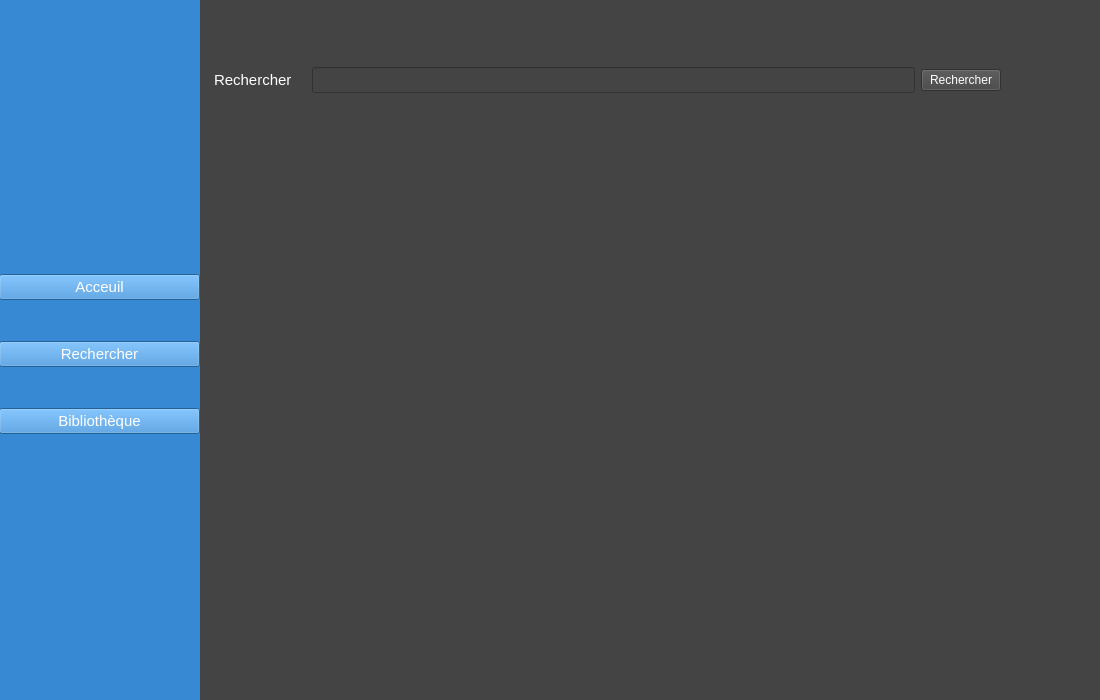
Above: src/ui/MainWindow.ui from Didiloy/python_librairy_app before the change. Below: the same form after it.
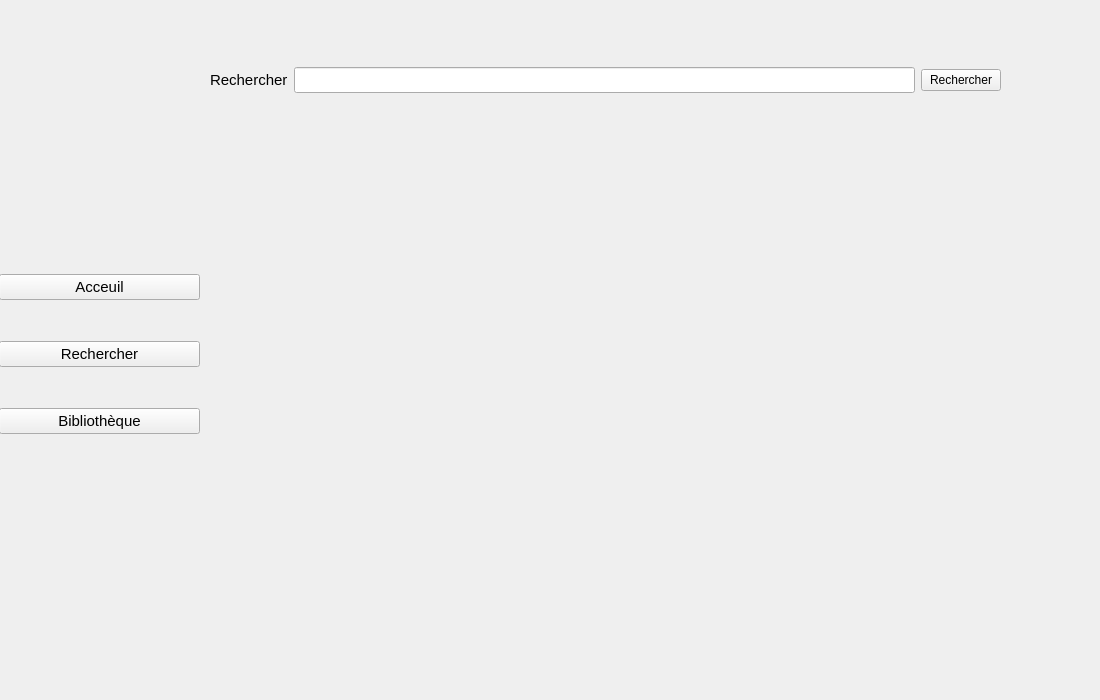
That is the form after the change.

Diff of the .ui file:
```diff
--- a/src/ui/MainWindow.ui
+++ b/src/ui/MainWindow.ui
@@ -28,7 +28,7 @@
       <widget class="QStackedWidget" name="stackedWidget">
        <widget class="QWidget" name="searchWidget">
         <property name="styleSheet">
-         <string notr="true">background-color : #444444</string>
+         <string notr="true"></string>
         </property>
         <widget class="QWidget" name="gridLayoutWidget">
          <property name="geometry">
@@ -48,7 +48,7 @@
              </font>
             </property>
             <property name="styleSheet">
-             <string notr="true">color : white; padding-right : 10px;</string>
+             <string notr="true"></string>
             </property>
             <property name="text">
              <string>Rechercher</string>
@@ -63,14 +63,14 @@
              </font>
             </property>
             <property name="styleSheet">
-             <string notr="true">color : white;</string>
+             <string notr="true"></string>
             </property>
            </widget>
           </item>
           <item row="0" column="2">
            <widget class="QPushButton" name="searchButton">
             <property name="styleSheet">
-             <string notr="true">color : white;</string>
+             <string notr="true"></string>
             </property>
             <property name="text">
              <string>Rechercher</string>
@@ -94,7 +94,7 @@
           </font>
          </property>
          <property name="styleSheet">
-          <string notr="true">color : white;</string>
+          <string notr="true"></string>
          </property>
          <property name="text">
           <string/>
@@ -178,7 +178,7 @@
      </font>
     </property>
     <property name="styleSheet">
-     <string notr="true">background-color : #3789d3; color : white;</string>
+     <string notr="true"></string>
     </property>
     <widget class="QWidget" name="verticalLayoutWidget_3">
      <property name="geometry">
```
Left out of the diff: 8 changed lines with no effect on the pictures.
